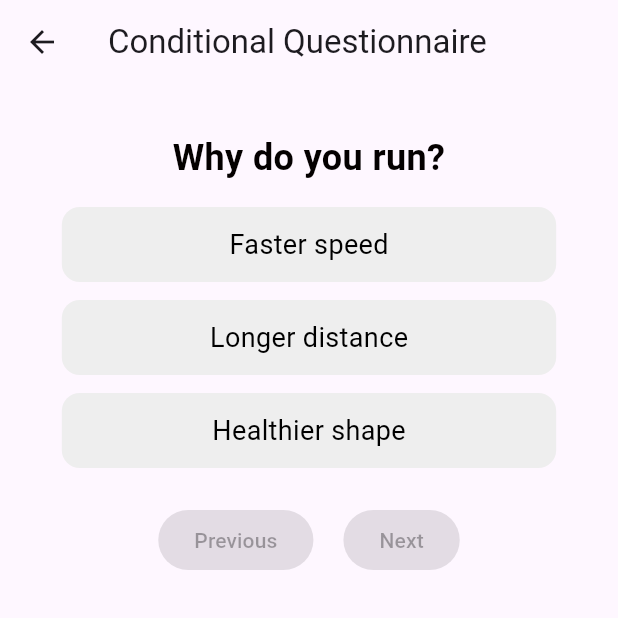
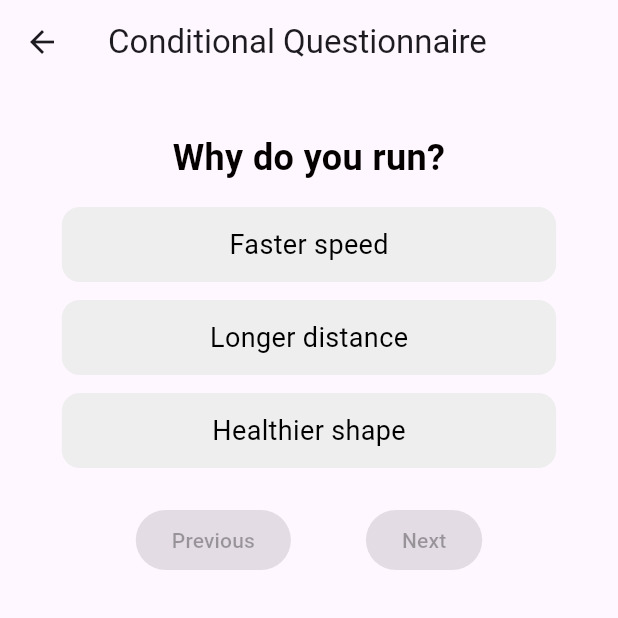
Before and after one commit to JNoctis/Hackathon_Physical_app, a Flutter app: the ClassifyPage screen opened by its route, on a phone screen of 412 x 824 dp, the top half of it. Run offline on Flutter 3.47's test engine with Material 3 defaults, Android fonts, the phone set to English and light mode, and no system bars; our stand-ins replace audioplayers, flutter_dotenv, geolocator, lottie, shared_preferences; accounts and stored records are empty.

Commit message:
fixing questionare

```diff
--- a/physicalapp/lib/instruction.dart
+++ b/physicalapp/lib/instruction.dart
@@ -343,7 +343,7 @@ class _ClassifyState extends State<ClassifyPage> {
                       onPressed: currentQuestionIndex > 0 ? goToPrevious : null,
                       child: Text('Previous'),
                     ),
-                    SizedBox(width: 20),
+                    SizedBox(width: 50),
                     ElevatedButton(
                       onPressed: currentQuestionIndex < questionHistory.length - 1 ? goToNext : null,
                       child: Text('Next'),
```
Also changed, not shown: 1 other file.
